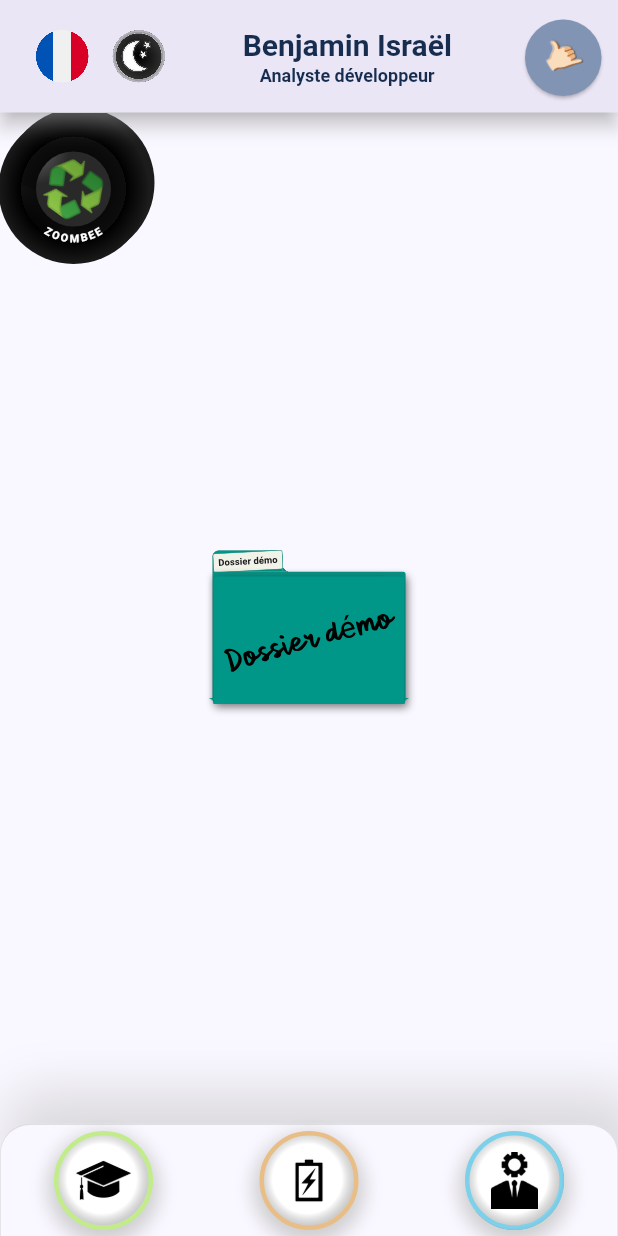
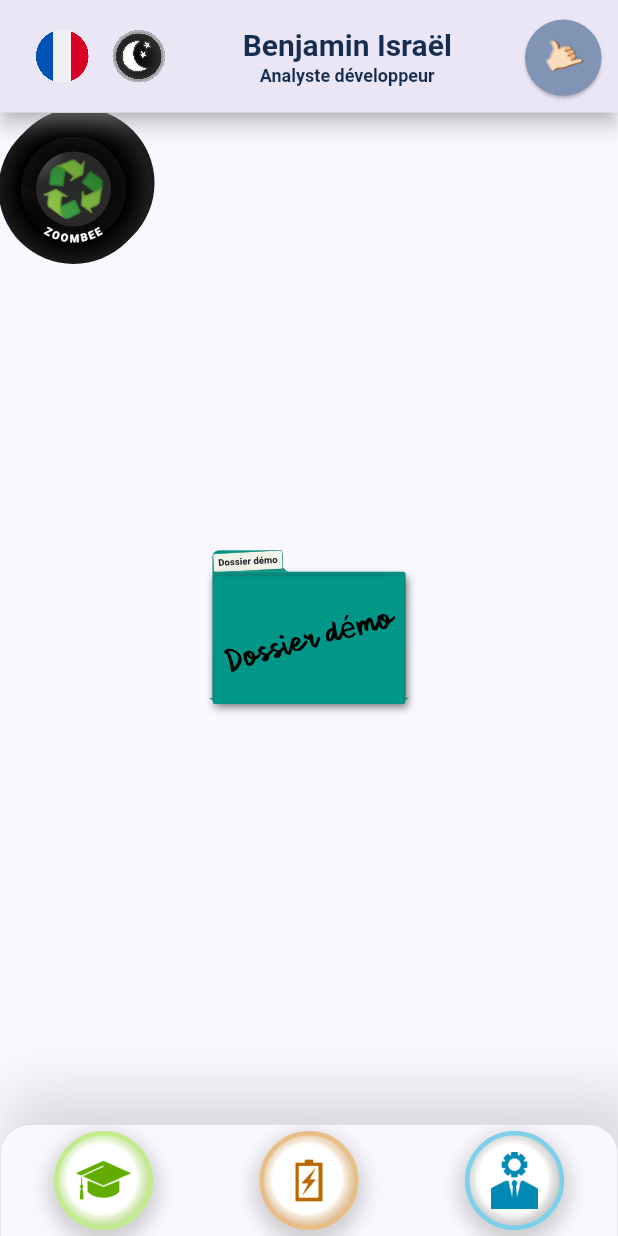
Before and after one commit to adagioribbit/flutter_online_resume, a Flutter app: the screen it shows after launch, on a phone screen of 412 x 824 dp. Run offline on Flutter 3.47's test engine with Material 3 defaults, Android fonts, the phone set to English and light mode, and no system bars; our stand-ins replace web; Roboto replaces fonts that are missing (GrapeNuts); project files that could hold a hidden picture were left out.

Commit message:
WIP Toolbar: - Modify Toolbar to fit it into main Scaffold body - Update Toolbar action buttons design - Add BubbleSlider widget - Add getScreenSize and isportraitOrientation function to Utils class

```diff
--- a/lib/helpers/globals.dart
+++ b/lib/helpers/globals.dart
@@ -3,3 +3,5 @@ import 'package:flutter/material.dart';
 ValueNotifier<String> appLanguage = ValueNotifier<String>('fr');
 ValueNotifier<bool> isDarkMode = ValueNotifier<bool>(false);
 ValueNotifier<bool> isFoldable = ValueNotifier<bool>(false);
+
+GlobalKey<FormState> bubbleSliderKey = GlobalKey<FormState>();
--- a/lib/helpers/utils.dart
+++ b/lib/helpers/utils.dart
@@ -47,7 +47,17 @@ class Utils {
     return Platform.Other;
   }
 
-  static bool isPortraitOrientation(BuildContext context) {
+  static Size getScreenSize() {
+    return WidgetsBinding.instance.platformDispatcher.views.first.physicalSize;
+  }
+
+  static bool isPortraitOrientation() {
+    Size screenSize = getScreenSize();
+    bool isPortrait = screenSize.height >= screenSize.width;
+    return isPortrait;
+  }
+
+  static bool isPortraitContext(BuildContext context) {
     return MediaQuery.of(context).orientation == Orientation.portrait;
   }
 
@@ -57,7 +67,7 @@ class Utils {
 
   static bool isTabletScreen(BuildContext context) {
     double widthOverHeightRatio = getWidthOverHeightRatio();
-    bool isPortrait = isPortraitOrientation(context);
+    bool isPortrait = isPortraitContext(context);
     return (isPortrait &&
             widthOverHeightRatio > 0.56 &&
             widthOverHeightRatio < 0.75) ||
@@ -68,7 +78,7 @@ class Utils {
 
   static bool isPhoneScreen(BuildContext context) {
     double widthOverHeightRatio = getWidthOverHeightRatio();
-    bool isPortrait = isPortraitOrientation(context);
+    bool isPortrait = isPortraitContext(context);
     return (isPortrait &&
             widthOverHeightRatio > 0.45 &&
             widthOverHeightRatio < 0.56) ||
@@ -91,7 +101,7 @@ class Utils {
 
   static bool isFoldable(BuildContext context) {
     double widthOverHeightRatio = getWidthOverHeightRatio();
-    bool isPortrait = isPortraitOrientation(context);
+    bool isPortrait = isPortraitContext(context);
     return (isPortrait && widthOverHeightRatio < 0.45) ||
         (!isPortrait && widthOverHeightRatio > 2.22);
   }
--- a/lib/main.dart
+++ b/lib/main.dart
@@ -4,8 +4,8 @@ import 'package:flutter/material.dart';
 import 'dart:math' show pi;
 import 'helpers/colorchart.dart';
 import 'helpers/globals.dart' as globals;
+import 'widgets/bubble_slider.dart';
 import 'widgets/manila_folder.dart';
-import 'widgets/squared_sheet.dart';
 import 'widgets/site_header.dart';
 import 'widgets/toolbar.dart';
 
@@ -25,7 +25,6 @@ class CardAndTabApp extends StatelessWidget {
           extendBody: true,
           backgroundColor: ColorChart.appBackground,
           appBar: SiteHeader(),
-          bottomNavigationBar: Toolbar(),
           body: Stack(children: [
             Zoombee(
               radius: 50,
@@ -47,6 +46,8 @@ class CardAndTabApp extends StatelessWidget {
                       ),
                       frontCoverMarkupTiltAngle: -0.085);
                 }),
+            BubbleSlider(key: globals.bubbleSliderKey),
+            Toolbar()
           ])),
     );
   }
--- /dev/null
+++ b/lib/widgets/bubble_slider.dart
@@ -0,0 +1,164 @@
+import 'package:flutter/material.dart';
+import '../helpers/constants.dart';
+import '../helpers/utils.dart' show Utils;
+
+class BubbleSlider extends StatefulWidget {
+  const BubbleSlider({super.key});
+
+  @override
+  State<BubbleSlider> createState() => _BubbleSliderState();
+}
+
+class _BubbleSliderState extends State<BubbleSlider>
+    with TickerProviderStateMixin {
+  late AnimationController _animationController;
+  late Animation _animationInflate;
+  AnimationStatus _status = AnimationStatus.dismissed;
+
+  @override
+  void initState() {
+    _animationController = AnimationController(
+        vsync: this, duration: const Duration(milliseconds: 150));
+    _animationInflate = Tween(begin: 0.0, end: 1.0).animate(CurvedAnimation(
+        parent: _animationController, curve: Curves.easeInOutCubicEmphasized))
+      ..addListener(() {
+        setState(() {});
+      })
+      ..addStatusListener((status) {
+        _status = status;
+      });
+
+    super.initState();
+  }
+
+  void toggleInflation() {
+    if (_status == AnimationStatus.dismissed) {
+      _animationController.forward();
+    } else {
+      _animationController.reverse();
+    }
+  }
+
+  @override
+  Widget build(BuildContext context) {
+    // A titre d'exemple : Offset(164.0, 915.0) pour le
+    bool isPortrait = Utils.isPortraitOrientation();
+    Size screenSize = Utils.getScreenSize();
+    Size containerSize = isPortrait
+        ? Size(
+            screenSize.width,
+            (screenSize.height -
+                Constants.TOOLBAR_HEIGHT -
+                Constants.APPBAR_HEIGHT))
+        : Size((screenSize.width - Constants.TOOLBAR_HEIGHT),
+            (screenSize.height - Constants.APPBAR_HEIGHT));
+
+    CustomPaint bubbleHailer = CustomPaint(
+      painter: BubbleHailerPainter(
+        strokeColor: Colors.blue,
+        paintingStyle: PaintingStyle.fill,
+      ),
+    );
+
+    print("---------------- screenSize = $screenSize");
+    print("---------------- containerSize = $containerSize");
+
+    double hailerSize = 5.0 + 50.0 * _animationInflate.value;
+    Offset hailerOffset = Offset(
+        133.3 -
+            ((133.3 + 25.0 + (containerSize.width / 2.0)) *
+                _animationInflate.value),
+        containerSize.height - hailerSize);
+    double animatedBubbleMargin = 10.0 * _animationInflate.value;
+    EdgeInsets marginBubble = EdgeInsets.fromLTRB(
+        animatedBubbleMargin, animatedBubbleMargin, animatedBubbleMargin, 0);
+    double bubbleHeight =
+        (containerSize.height - hailerSize - marginBubble.vertical) *
+            _animationInflate.value;
+    double bubbleWidth = (containerSize.width - marginBubble.horizontal) *
+        _animationInflate.value;
+
+    return AnimatedBuilder(
+        key: widget.key,
+        animation: _animationInflate,
+        builder: (context, child) {
+          Positioned portraitHailer = Positioned(
+              top: hailerOffset.dy,
+              left: hailerOffset.dx,
+              child: Container(
+                  height: hailerSize, width: hailerSize, child: bubbleHailer));
+
+          Positioned portraitBubble = Positioned(
+              top:
+                  hailerOffset.dy - (hailerOffset.dy * _animationInflate.value),
+              left: ((hailerSize / 2.0) - hailerOffset.dx) -
+                  (((hailerSize / 2.0) - hailerOffset.dx) *
+                      _animationInflate.value),
+              child: Container(
+                  decoration: BoxDecoration(
+                      borderRadius: const BorderRadius.all(Radius.circular(25)),
+                      color: Colors.blue),
+                  margin: marginBubble,
+                  height: bubbleHeight,
+                  width: bubbleWidth));
+
+          //Stack stackContainer = Stack(children: [portraitHailer]);
+          GestureDetector stackContainer = GestureDetector(
+              onTap: toggleInflation,
+              child: Stack(children: [portraitBubble, portraitHailer]));
+
+          return isPortrait ? stackContainer : stackContainer;
+        });
+  }
+}
+
+class BubbleHailerPainter extends CustomPainter {
+  final Color strokeColor;
+  final PaintingStyle paintingStyle;
+  final double strokeWidth;
+
+  BubbleHailerPainter(
+      {this.strokeColor = Colors.black,
+      this.strokeWidth = 3,
+      this.paintingStyle = PaintingStyle.stroke});
+
+  @override
+  void paint(Canvas canvas, Size size) {
+    Paint paint = Paint()
+      ..color = strokeColor
+      ..strokeWidth = strokeWidth
+      ..style = paintingStyle;
+
+    canvas.drawPath(getHailerPath(size.width, size.height), paint);
+  }
+
+  Path getHailerPath(double x, double y) {
+    bool isPortrait = Utils.isPortraitOrientation();
+
+    //** Successful attempt at a cartoon curved hailer */
+    //Path pathPointingDown = Path()
+    //  ..moveTo(0, 0)
+    //  ..quadraticBezierTo(0, y * 0.7, x * 0.55, y)
+    //  ..quadraticBezierTo(x * 0.25, y * 0.4, x * 0.7, 0);
+    //return pathPointingDown;
+
+    Path pathPointingLeft = Path()
+      ..moveTo(x, 0)
+      ..lineTo(x / 2, y)
+      ..lineTo(0, 0)
+      ..lineTo(x, 0);
+    Path pathPointingDown = Path()
+      ..moveTo(x, 0)
+      ..lineTo(x, y)
+      ..lineTo(0, y / 2)
+      ..lineTo(x, 0);
+    return isPortrait ? pathPointingLeft : pathPointingDown;
+  }
+
+  @override
+  bool shouldRepaint(BubbleHailerPainter oldDelegate) {
+    return oldDelegate.strokeColor != strokeColor ||
+        oldDelegate.paintingStyle != paintingStyle ||
+        oldDelegate.strokeWidth != strokeWidth;
+  }
+}
--- a/lib/widgets/toolbar.dart
+++ b/lib/widgets/toolbar.dart
@@ -19,6 +19,10 @@ class Toolbar extends StatefulWidget implements PreferredSizeWidget {
 }
 
 class _ToolbarState extends State<Toolbar> with TickerProviderStateMixin {
+  final GlobalKey<FormState> _educationBtnKey = GlobalKey<FormState>();
+  final GlobalKey<FormState> _skillsSetBtnKey = GlobalKey<FormState>();
+  final GlobalKey<FormState> _workExpBtnKey = GlobalKey<FormState>();
+
   @override
   void initState() {
     super.initState();
@@ -31,13 +35,14 @@ class _ToolbarState extends State<Toolbar> with TickerProviderStateMixin {
   }
 
   @override
-  void dispose() {
-    super.dispose();
-  }
+  Widget build(BuildContext context) {
+    // TODO : Make the whole widget responsive to window resize
+    //        especially switching from portrait to landscape
 
-  @override
-  Widget build(BuildContext context) {
-    return ValueListenableBuilder(
+    return Positioned(
+        bottom: 0,
+        width: MediaQuery.of(context).size.width,
+        child: ValueListenableBuilder(
             valueListenable: globals.appLanguage,
             builder: (context, value, widget) {
               return Container(
@@ -49,9 +54,11 @@ class _ToolbarState extends State<Toolbar> with TickerProviderStateMixin {
                           color: const Color.fromARGB(143, 202, 202, 202),
                           width: 1.0),
                       left: BorderSide(
-                      color: Color.fromARGB(143, 202, 202, 202), width: 0.5),
+                          color: Color.fromARGB(143, 202, 202, 202),
+                          width: 0.5),
                       right: BorderSide(
-                      color: Color.fromARGB(143, 202, 202, 202), width: 0.5)),
+                          color: Color.fromARGB(143, 202, 202, 202),
+                          width: 0.5)),
                   borderRadius: const BorderRadius.only(
                     topLeft: Radius.circular(20),
                     topRight: Radius.circular(20),
@@ -74,9 +81,9 @@ class _ToolbarState extends State<Toolbar> with TickerProviderStateMixin {
                               center: Alignment(-0.035, -0.035),
                               colors: [
                                 const Color.fromARGB(255, 255, 255, 255),
-                            const Color.fromARGB(171, 201, 201, 201),
-                            const Color.fromARGB(99, 255, 255, 255),
-                            const Color.fromARGB(184, 126, 126, 126),
+                                const Color.fromARGB(171, 194, 236, 139),
+                                const Color.fromARGB(99, 194, 236, 139),
+                                const Color.fromARGB(184, 194, 236, 139),
                               ],
                               stops: [0.7, 0.95, 0.99, 1],
                             ),
@@ -84,7 +91,8 @@ class _ToolbarState extends State<Toolbar> with TickerProviderStateMixin {
                                 color: Color.fromARGB(255, 194, 236, 139),
                                 width: 3.0),
                             borderRadius: const BorderRadius.all(
-                            Radius.circular(Constants.TOOLBAR_HEIGHT / 2.0)),
+                                Radius.circular(
+                                    Constants.TOOLBAR_HEIGHT / 2.0)),
                             boxShadow: [
                               BoxShadow(
                                 color: const Color.fromARGB(151, 196, 196, 196),
@@ -110,10 +118,19 @@ class _ToolbarState extends State<Toolbar> with TickerProviderStateMixin {
                             maxWidth: Constants.TOOLBAR_HEIGHT * 0.8,
                           ),
                           icon: Image(
+                              key: _educationBtnKey,
+                              color: Color.fromARGB(255, 98, 173, 0),
                               image: AssetImage("lib/assets/bachelor_hat.png")),
                           tooltip: AppStrings.EDUCATION_TOOLTIP[value],
                           onPressed: () {
                             print(AppStrings.EDUCATION_TOOLTIP[value]);
+                            Offset positionCenter = (_educationBtnKey
+                                    .currentContext
+                                    ?.findRenderObject() as RenderBox)
+                                .localToGlobal(Offset(
+                                    Constants.TOOLBAR_HEIGHT * 0.4,
+                                    Constants.TOOLBAR_HEIGHT * 0.4));
+                            print(positionCenter);
                           },
                         )),
                     Container(
@@ -122,9 +139,9 @@ class _ToolbarState extends State<Toolbar> with TickerProviderStateMixin {
                               center: Alignment(-0.035, -0.035),
                               colors: [
                                 const Color.fromARGB(255, 255, 255, 255),
-                            const Color.fromARGB(171, 201, 201, 201),
-                            const Color.fromARGB(99, 255, 255, 255),
-                            const Color.fromARGB(184, 126, 126, 126),
+                                const Color.fromARGB(171, 233, 190, 134),
+                                const Color.fromARGB(99, 233, 190, 134),
+                                const Color.fromARGB(184, 233, 190, 134),
                               ],
                               stops: [0.7, 0.95, 0.99, 1],
                             ),
@@ -132,7 +149,8 @@ class _ToolbarState extends State<Toolbar> with TickerProviderStateMixin {
                                 color: Color.fromARGB(255, 233, 190, 134),
                                 width: 3.0),
                             borderRadius: const BorderRadius.all(
-                            Radius.circular(Constants.TOOLBAR_HEIGHT / 2.0)),
+                                Radius.circular(
+                                    Constants.TOOLBAR_HEIGHT / 2.0)),
                             boxShadow: [
                               BoxShadow(
                                 color: const Color.fromARGB(151, 196, 196, 196),
@@ -157,22 +175,32 @@ class _ToolbarState extends State<Toolbar> with TickerProviderStateMixin {
                             minWidth: Constants.TOOLBAR_HEIGHT * 0.8,
                             maxWidth: Constants.TOOLBAR_HEIGHT * 0.8,
                           ),
-                      icon:
-                          Image(image: AssetImage("lib/assets/skills_set.png")),
+                          icon: Image(
+                              key: _skillsSetBtnKey,
+                              color: Color.fromARGB(255, 185, 105, 0),
+                              image: AssetImage("lib/assets/skills_set.png")),
                           tooltip: AppStrings.SKILL_SETS_TOOLTIP[value],
                           onPressed: () {
                             print(AppStrings.SKILL_SETS_TOOLTIP[value]);
+                            Offset positionCenter = (_skillsSetBtnKey
+                                    .currentContext
+                                    ?.findRenderObject() as RenderBox)
+                                .localToGlobal(Offset(
+                                    Constants.TOOLBAR_HEIGHT * 0.4,
+                                    Constants.TOOLBAR_HEIGHT * 0.4));
+                            print(positionCenter);
                           },
                         )),
                     Container(
+                        key: _workExpBtnKey,
                         decoration: BoxDecoration(
                             gradient: RadialGradient(
                               center: Alignment(-0.035, -0.035),
                               colors: [
                                 const Color.fromARGB(255, 255, 255, 255),
                                 const Color.fromARGB(171, 201, 201, 201),
-                            const Color.fromARGB(99, 255, 255, 255),
-                            const Color.fromARGB(184, 126, 126, 126),
+                                const Color.fromARGB(99, 120, 208, 235),
+                                const Color.fromARGB(184, 120, 208, 235),
                               ],
                               stops: [0.7, 0.95, 0.99, 1],
                             ),
@@ -180,7 +208,8 @@ class _ToolbarState extends State<Toolbar> with TickerProviderStateMixin {
                                 color: Color.fromARGB(242, 120, 208, 235),
                                 width: 3.0),
                             borderRadius: const BorderRadius.all(
-                            Radius.circular(Constants.TOOLBAR_HEIGHT / 2.0)),
+                                Radius.circular(
+                                    Constants.TOOLBAR_HEIGHT / 2.0)),
                             boxShadow: [
                               BoxShadow(
                                 color: const Color.fromARGB(151, 196, 196, 196),
@@ -207,16 +236,23 @@ class _ToolbarState extends State<Toolbar> with TickerProviderStateMixin {
                           ),
                           icon: Image(
                               height: Constants.TOOLBAR_HEIGHT * 0.5,
-                          color: const Color.fromARGB(255, 0, 0, 0),
-                          image: AssetImage("lib/assets/work_experience.png")),
+                              color: Color.fromARGB(255, 0, 137, 179),
+                              image:
+                                  AssetImage("lib/assets/work_experience.png")),
                           tooltip: AppStrings.WORK_EXPERIENCE_TOOLTIP[value],
                           onPressed: () {
-                        print(AppStrings.WORK_EXPERIENCE_TOOLTIP[value]);
+                            Offset positionCenter = (_workExpBtnKey
+                                    .currentContext
+                                    ?.findRenderObject() as RenderBox)
+                                .localToGlobal(Offset(
+                                    Constants.TOOLBAR_HEIGHT * 0.4,
+                                    Constants.TOOLBAR_HEIGHT * 0.4));
+                            print(positionCenter);
                           },
                         ))
                   ],
                 ),
               );
-        });
+            }));
   }
 }
```
Lines whose indentation alone changed are shown as unchanged.
